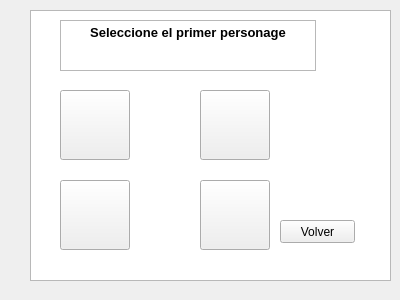
Qt form street_of_war/ventana1.ui (damsil99/Proyecto-Final) before a commit.
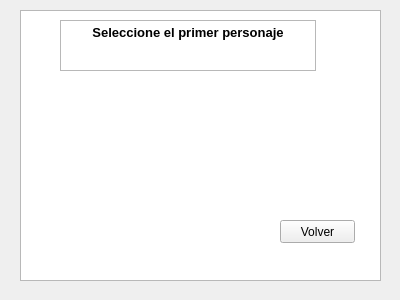
The same form after that commit.

The edit to the form file:
```diff
--- a/street_of_war/ventana1.ui
+++ b/street_of_war/ventana1.ui
@@ -16,7 +16,7 @@
   <widget class="QGraphicsView" name="graphicsView">
    <property name="geometry">
     <rect>
-     <x>30</x>
+     <x>20</x>
      <y>10</y>
      <width>361</width>
      <height>271</height>
@@ -35,6 +35,9 @@
    <property name="text">
     <string/>
    </property>
+   <property name="flat">
+    <bool>true</bool>
+   </property>
   </widget>
   <widget class="QPushButton" name="kent">
    <property name="geometry">
@@ -48,6 +51,9 @@
    <property name="text">
     <string/>
    </property>
+   <property name="flat">
+    <bool>true</bool>
+   </property>
   </widget>
   <widget class="QPushButton" name="sold">
    <property name="geometry">
@@ -61,6 +67,9 @@
    <property name="text">
     <string/>
    </property>
+   <property name="flat">
+    <bool>true</bool>
+   </property>
   </widget>
   <widget class="QPushButton" name="killer">
    <property name="geometry">
@@ -74,6 +83,9 @@
    <property name="text">
     <string/>
    </property>
+   <property name="flat">
+    <bool>true</bool>
+   </property>
   </widget>
   <widget class="QPushButton" name="volver">
    <property name="geometry">
@@ -117,8 +129,8 @@
   <widget class="QLabel" name="gif3">
    <property name="geometry">
     <rect>
-     <x>60</x>
-     <y>180</y>
+     <x>70</x>
+     <y>170</y>
      <width>70</width>
      <height>70</height>
     </rect>
@@ -154,7 +166,7 @@
 &lt;html&gt;&lt;head&gt;&lt;meta name=&quot;qrichtext&quot; content=&quot;1&quot; /&gt;&lt;style type=&quot;text/css&quot;&gt;
 p, li { white-space: pre-wrap; }
 &lt;/style&gt;&lt;/head&gt;&lt;body style=&quot; font-family:'MS Shell Dlg 2'; font-size:8.25pt; font-weight:400; font-style:normal;&quot;&gt;
-&lt;p align=&quot;center&quot; style=&quot; margin-top:0px; margin-bottom:0px; margin-left:0px; margin-right:0px; -qt-block-indent:0; text-indent:0px;&quot;&gt;&lt;span style=&quot; font-size:10pt; font-weight:600;&quot;&gt;Seleccione el primer personage&lt;/span&gt;&lt;/p&gt;&lt;/body&gt;&lt;/html&gt;</string>
+&lt;p align=&quot;center&quot; style=&quot; margin-top:0px; margin-bottom:0px; margin-left:0px; margin-right:0px; -qt-block-indent:0; text-indent:0px;&quot;&gt;&lt;span style=&quot; font-size:10pt; font-weight:600;&quot;&gt;Seleccione el primer personaje&lt;/span&gt;&lt;/p&gt;&lt;/body&gt;&lt;/html&gt;</string>
    </property>
   </widget>
  </widget>
```
Left out of the diff: 11 changed lines with no effect on the pictures.
